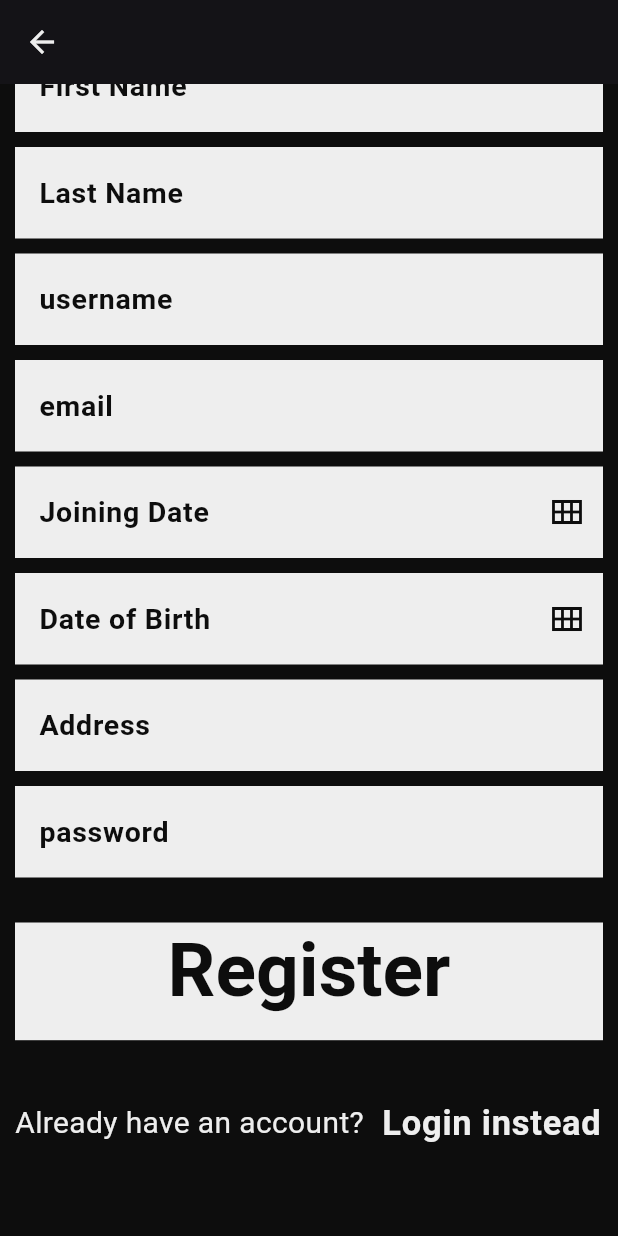
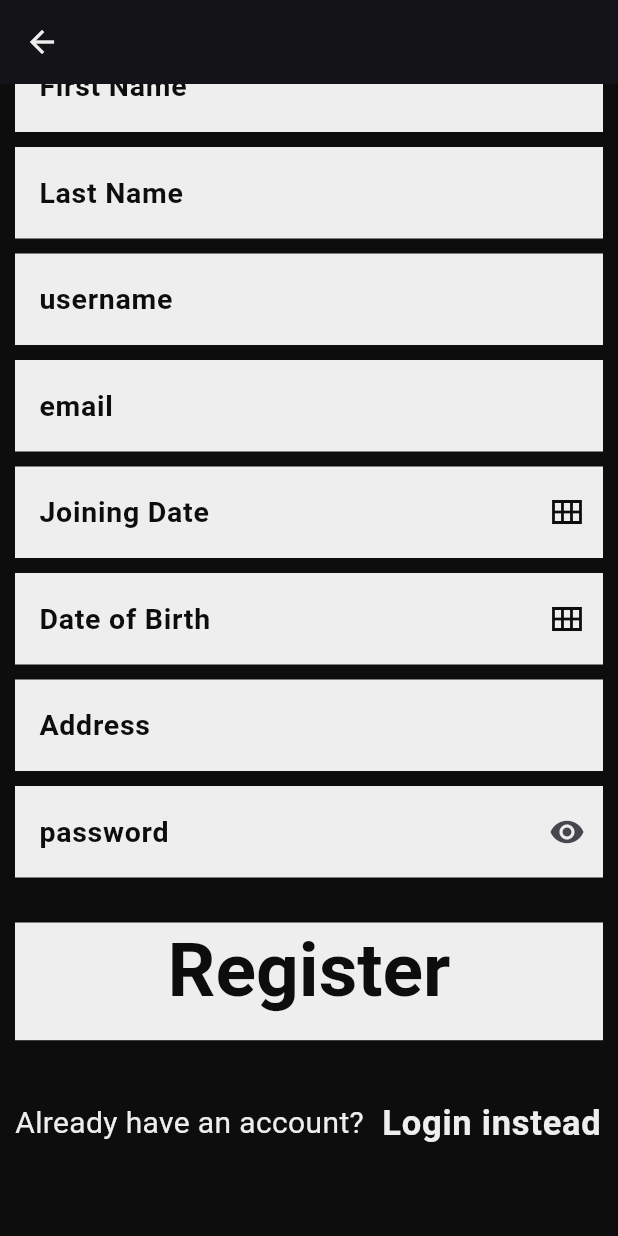
Before and after one commit to himanshuchaurasiya24/EMSxDRF, a Flutter app: the RegisterScreen screen opened directly, scrolled down 224 dp, on a phone screen of 412 x 824 dp. Run offline on Flutter 3.47's test engine with Material 3 defaults, Android fonts, the phone set to English and light mode, and no system bars; our stand-ins replace shared_preferences; accounts and stored records are empty.

Commit message:
password visibility added

```diff
--- a/ems_frontend/lib/main.dart
+++ b/ems_frontend/lib/main.dart
@@ -8,7 +8,9 @@ late SharedPreferences pref;
 // String refreshToken = '';
 void main() async {
   pref = await SharedPreferences.getInstance();
-  runApp(const MyApp());
+  runApp(
+    const MyApp(),
+  );
 }
 
 class MyApp extends StatelessWidget {
--- a/ems_frontend/lib/reusables/contants_variables.dart
+++ b/ems_frontend/lib/reusables/contants_variables.dart
@@ -7,7 +7,6 @@ OutlineInputBorder borderTextField = OutlineInputBorder(
   borderRadius: BorderRadius.circular(0),
   borderSide: BorderSide.none,
 );
-
 
 class CustomButton extends StatelessWidget {
   const CustomButton({
@@ -46,9 +45,13 @@ class CustomTextFormField extends StatelessWidget {
     required this.hintText,
     required this.textController,
     this.suffixIcon,
+    this.readOnly,
+    this.obscureText,
   });
   final String hintText;
   final Widget? suffixIcon;
+  final bool? readOnly;
+  final bool? obscureText;
   final TextEditingController textController;
   @override
   Widget build(BuildContext context) {
@@ -58,6 +61,8 @@ class CustomTextFormField extends StatelessWidget {
         color: backgroundColor,
         fontSize: 19,
       ),
+      readOnly: readOnly ?? false,
+      obscureText: obscureText ?? false,
       decoration: InputDecoration(
           hintText: hintText,
           suffixIcon: suffixIcon,
--- a/ems_frontend/lib/screens/register_screen.dart
+++ b/ems_frontend/lib/screens/register_screen.dart
@@ -12,6 +12,7 @@ class RegisterScreen extends StatefulWidget {
 
 class _RegisterScreenState extends State<RegisterScreen> {
   final _formKey = GlobalKey<FormState>();
+  bool passwordVisible = true;
   final usernameController = TextEditingController();
   final firstNameController = TextEditingController();
   final lastNameController = TextEditingController();
@@ -124,6 +125,7 @@ class _RegisterScreenState extends State<RegisterScreen> {
                     height: 10,
                   ),
                   CustomTextFormField(
+                    readOnly: true,
                     hintText: 'Joining Date',
                     textController: dateJoinedController,
                     suffixIcon: IconButton(
@@ -140,6 +142,7 @@ class _RegisterScreenState extends State<RegisterScreen> {
                     height: 10,
                   ),
                   CustomTextFormField(
+                    readOnly: true,
                     hintText: 'Date of Birth',
                     textController: dobController,
                     suffixIcon: IconButton(
@@ -164,6 +167,16 @@ class _RegisterScreenState extends State<RegisterScreen> {
                   ),
                   CustomTextFormField(
                     hintText: 'password',
+                    obscureText: passwordVisible,
+                    suffixIcon: IconButton(
+                        onPressed: () {
+                          setState(() {
+                            passwordVisible = !passwordVisible;
+                          });
+                        },
+                        icon: passwordVisible
+                            ? const Icon(Icons.visibility)
+                            : const Icon(Icons.visibility_off)),
                     textController: passwordController,
                   ),
                   const SizedBox(
```
Also changed, not shown: ems_frontend/lib/screens/login_screen.dart (+11 -0 lines).
